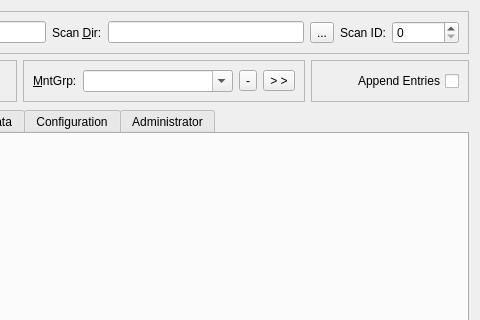
Before: the Qt Designer form nxsselector/ui/Selector.ui in nexdatas/nxselector, drawn with Qt 5; both pictures show x 231 to 711 and y 0 to 320 of the 711 by 557 pixel window.
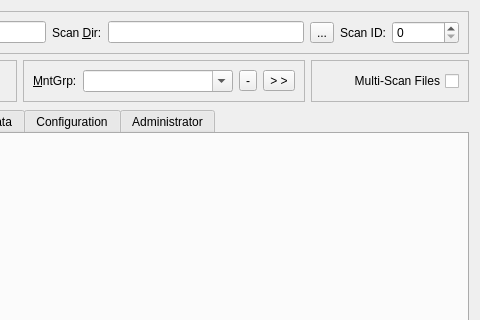
After: the same form once the commit is applied.

Commit message: change Append Entries to Multi-Scan Files

```diff
--- a/nxsselector/ui/Selector.ui
+++ b/nxsselector/ui/Selector.ui
@@ -339,7 +339,7 @@
              <enum>Qt::RightToLeft</enum>
             </property>
             <property name="text">
-             <string>Append Entries</string>
+             <string>Multi-Scan Files</string>
             </property>
            </widget>
           </item>
```
The commit also changes 2 other files.
